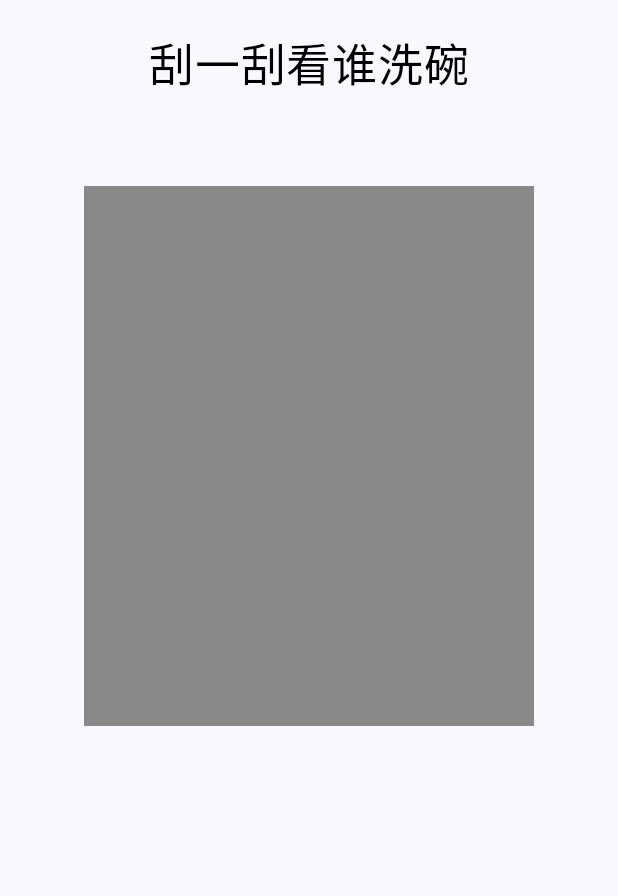
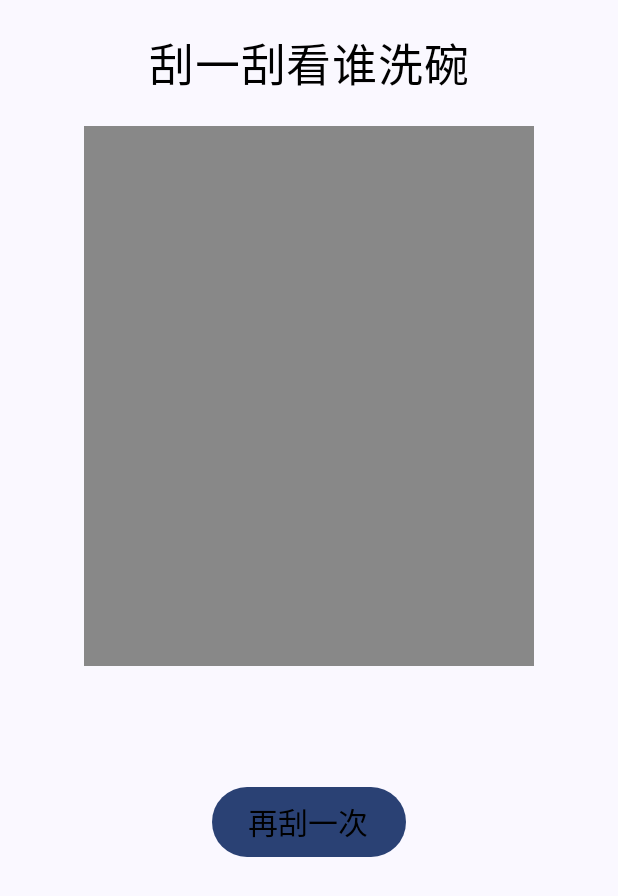
Before and after one commit to beyondshi/LiveScratchTicket, an Android app built with Jetpack Compose: the screen it shows after launch (MainActivity), after a tap on an icon or button, on a phone screen of 412 x 824 dp. Shown: the top 896 px of the screen. Run offline under Robolectric (Android 15) with nearby library versions, the phone set to English and light mode, and no system bars; our stand-ins replace constraintlayout-compose.

Commit message:
实现再刮一次功能

```diff
--- a/app/build.gradle.kts
+++ b/app/build.gradle.kts
@@ -56,6 +56,7 @@ dependencies {
     implementation(libs.lifecycle.runtime.ktx)
     implementation(libs.activity.compose)
     implementation(libs.navigation.compose)
+    implementation(libs.constraintlayout.compose)
     implementation(platform(libs.compose.bom))
     implementation(libs.ui)
     implementation(libs.ui.graphics)
--- a/app/src/main/java/com/beyond/livescratchticket/MainActivity.kt
+++ b/app/src/main/java/com/beyond/livescratchticket/MainActivity.kt
@@ -42,6 +42,7 @@ class MainActivity : ComponentActivity() {
                         ) {
                             val index = it.arguments?.getInt("index")
                             val arguments = it.arguments?.getString("item")
+                            Log.i(TAG, "index = $index arguments = $arguments")
                             addDetail(index ?: 0, arguments ?: "")
                         }
                     }
--- a/app/src/main/java/com/beyond/livescratchticket/ui/ScrapeLayer.kt
+++ b/app/src/main/java/com/beyond/livescratchticket/ui/ScrapeLayer.kt
@@ -7,6 +7,7 @@ import androidx.compose.foundation.layout.Column
 import androidx.compose.foundation.layout.fillMaxSize
 import androidx.compose.foundation.layout.padding
 import androidx.compose.foundation.layout.size
+import androidx.compose.material3.Button
 import androidx.compose.material3.Text
 import androidx.compose.runtime.Composable
 import androidx.compose.runtime.getValue
@@ -15,7 +16,7 @@ import androidx.compose.runtime.remember
 import androidx.compose.runtime.setValue
 import androidx.compose.ui.Alignment
 import androidx.compose.ui.Modifier
-import androidx.compose.ui.draw.DrawModifier
+import androidx.compose.ui.draw.drawWithContent
 import androidx.compose.ui.geometry.Offset
 import androidx.compose.ui.geometry.Rect
 import androidx.compose.ui.graphics.BlendMode
@@ -25,7 +26,6 @@ import androidx.compose.ui.graphics.PaintingStyle
 import androidx.compose.ui.graphics.Path
 import androidx.compose.ui.graphics.StrokeCap
 import androidx.compose.ui.graphics.StrokeJoin
-import androidx.compose.ui.graphics.drawscope.ContentDrawScope
 import androidx.compose.ui.graphics.drawscope.drawIntoCanvas
 import androidx.compose.ui.input.pointer.PointerEventType.Companion.Move
 import androidx.compose.ui.input.pointer.PointerEventType.Companion.Press
@@ -34,6 +34,7 @@ import androidx.compose.ui.layout.ContentScale
 import androidx.compose.ui.res.painterResource
 import androidx.compose.ui.unit.dp
 import androidx.compose.ui.unit.sp
+import androidx.constraintlayout.compose.ConstraintLayout
 import com.beyond.livescratchticket.R
 import com.beyond.livescratchticket.TAG
 import kotlin.random.Random
@@ -43,12 +44,9 @@ private val roles = arrayOf("老婆", "老公")
 @Composable
 fun addDetail(index: Int, arguments: String) {
     var linePath by remember { mutableStateOf(Offset.Zero) }
-    val path by remember {
-        mutableStateOf(Path())
-    }
-    val random by remember { mutableStateOf(Random.nextInt(2)) }
+    val path by remember { mutableStateOf(Path()) }
+    var random by remember { mutableStateOf(Random.nextInt(2)) }
     val result = roles[random]
-
     val res = when (index) {
         // 洗碗
         0 -> if (random == 0) {
@@ -66,21 +64,43 @@ fun addDetail(index: Int, arguments: String) {
         else -> 0
     }
 
-    Column(modifier = Modifier.fillMaxSize()) {
+
+    val pathPaint = Paint().apply {
+        alpha = 0f
+        style = PaintingStyle.Stroke
+        strokeWidth = 150f
+        blendMode = BlendMode.SrcIn
+        strokeJoin = StrokeJoin.Round
+        strokeCap = StrokeCap.Round
+    }
+
+    val layerPaint = Paint().apply {
+        color = Color.Gray
+    }
+
+    ConstraintLayout(modifier = Modifier.fillMaxSize()) {
+        val (title, content, refresh) = createRefs()
         Text(
             modifier = Modifier
-                .padding(top = 20.dp, start = 20.dp, end = 20.dp, bottom = 40.dp)
-                .align(alignment = Alignment.CenterHorizontally),
+                .constrainAs(title) {
+                    start.linkTo(parent.start)
+                    top.linkTo(parent.top)
+                    end.linkTo(parent.end)
+                }
+                .padding(top = 20.dp),
             text = "刮一刮看谁$arguments",
             fontSize = 30.sp,
             color = Color.Black
         )
         Column(modifier = Modifier
+            .constrainAs(content) {
+                top.linkTo(title.bottom)
+                start.linkTo(parent.start)
+                end.linkTo(parent.end)
+            }
             .padding(top = 20.dp, start = 20.dp, end = 20.dp, bottom = 40.dp)
-            .align(alignment = Alignment.CenterHorizontally)
             .pointerInput("dragging") {
                 awaitEachGesture {
-                    Log.i(TAG, "awaitEachGesture")
                     while (true) {
                         val event = awaitPointerEvent()
                         when (event.type) {
@@ -94,14 +114,27 @@ fun addDetail(index: Int, arguments: String) {
                             }
                             // 移动时，更新起始点 移动时，记录路径path
                             Move -> {
-                                Log.i(TAG, "awaitEachGesture   Move")
                                 linePath = event.changes.first().position
                             }
                         }
                     }
                 }
             }
-            .scrapeLayer(path, linePath)
+            .drawWithContent {
+                drawContent()
+                drawIntoCanvas {
+                    val rect = Rect(0f, 0f, size.width, size.height)
+                    //从当前画布，裁切一个新的图层
+                    it.saveLayer(rect, layerPaint)
+                    it.drawRect(rect, layerPaint)
+
+                    if (linePath.x > 0 && linePath.y > 0) {
+                        path.lineTo(linePath.x, linePath.y)
+                    }
+                    it.drawPath(path, pathPaint)
+                    it.restore()
+                }
+            }
         ) {
             Image(
                 modifier = Modifier
@@ -118,41 +151,27 @@ fun addDetail(index: Int, arguments: String) {
                 color = Color.Red
             )
         }
+
+        Button(
+            modifier = Modifier
+                .constrainAs(refresh) {
+                    start.linkTo(parent.start)
+                    end.linkTo(parent.end)
+                    top.linkTo(content.bottom)
+                }
+                .padding(top = 40.dp),
+            onClick = {
+                linePath = Offset.Zero
+                random = Random.nextInt(2)
+                path.reset()
+            },
+            content = {
+                Text(
+                    text = "再刮一次",
+                    fontSize = 20.sp,
+                    color = Color.Black
+                )
+            }
+        )
     }
 }
-
-fun Modifier.scrapeLayer(startPath: Path, moveOffset: Offset) =
-    this.then(ScrapeLayer(startPath, moveOffset))
-
-class ScrapeLayer(
-    private val startPath: Path,
-    private val moveOffset: Offset,
-) : DrawModifier {
-    private val pathPaint = Paint().apply {
-        alpha = 0f
-        style = PaintingStyle.Stroke
-        strokeWidth = 150f
-        blendMode = BlendMode.SrcIn
-        strokeJoin = StrokeJoin.Round
-        strokeCap = StrokeCap.Round
-    }
-
-    private val layerPaint = Paint().apply {
-        color = Color.Gray
-    }
-
-    override fun ContentDrawScope.draw() {
-        drawContent()
-        drawIntoCanvas {
-            val rect = Rect(0f, 0f, size.width, size.height)
-            //从当前画布，裁切一个新的图层
-            it.saveLayer(rect, layerPaint)
-            it.drawRect(rect, layerPaint)
-            if (moveOffset.x > 0 && moveOffset.y > 0) {
-                startPath.lineTo(moveOffset.x, moveOffset.y)
-            }
-            it.drawPath(startPath, pathPaint)
-            it.restore()
-        }
-    }
-}
--- a/gradle/libs.versions.toml
+++ b/gradle/libs.versions.toml
@@ -7,6 +7,7 @@ androidx-test-ext-junit = "1.1.5"
 espresso-core = "3.5.1"
 lifecycle-runtime-ktx = "2.6.1"
 activity-compose = "1.7.0"
+constraintlayout-compose = "1.0.1"
 compose-bom = "2023.03.00"
 navigation-compose = "2.4.0"
 
@@ -22,6 +23,7 @@ ui = { group = "androidx.compose.ui", name = "ui" }
 ui-graphics = { group = "androidx.compose.ui", name = "ui-graphics" }
 ui-tooling = { group = "androidx.compose.ui", name = "ui-tooling" }
 ui-tooling-preview = { group = "androidx.compose.ui", name = "ui-tooling-preview" }
+constraintlayout-compose = { group = "androidx.constraintlayout", name = "constraintlayout-compose", version.ref = "constraintlayout-compose" }
 ui-test-manifest = { group = "androidx.compose.ui", name = "ui-test-manifest" }
 ui-test-junit4 = { group = "androidx.compose.ui", name = "ui-test-junit4" }
 material3 = { group = "androidx.compose.material3", name = "material3" }
```
